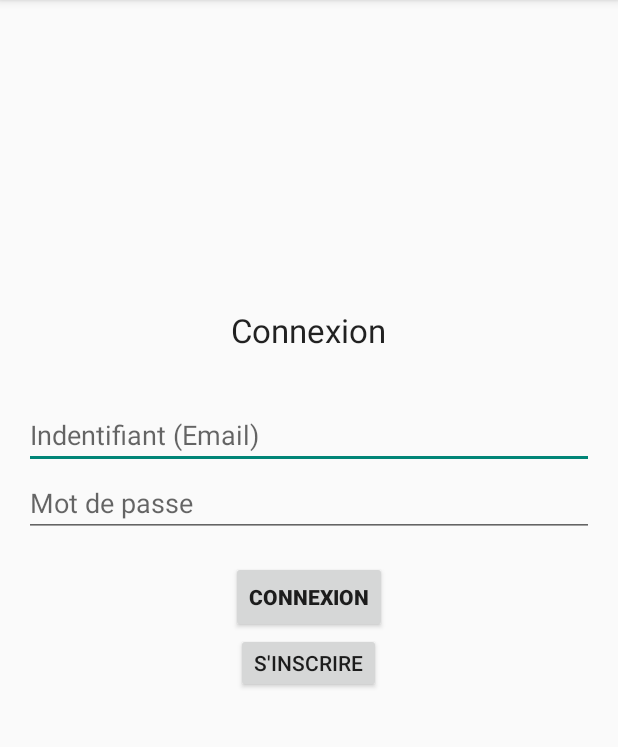
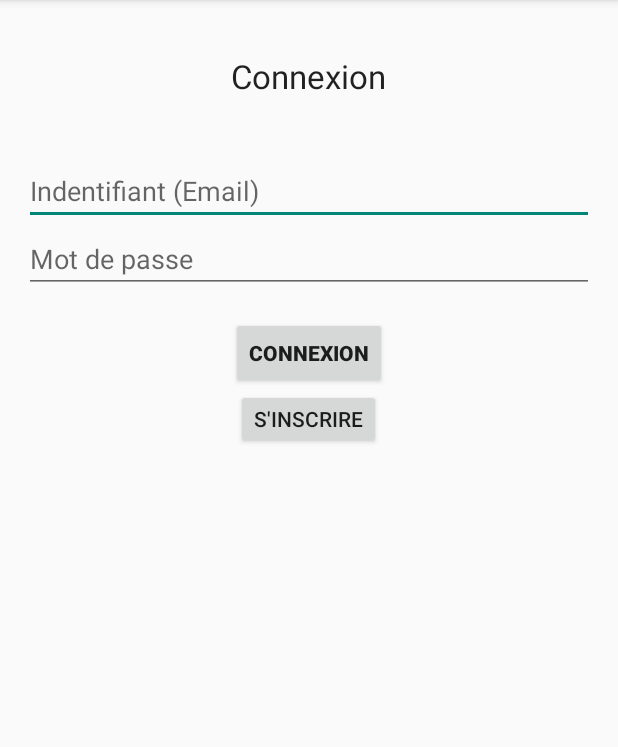
Before and after one commit to JonathanLavoie/CoCar, an Android app: the screen it shows after launch (Login), on a phone screen of 412 x 824 dp, the part 84-831 px from its top. Run offline under Robolectric (Android 15) with nearby library versions, the phone set to English and light mode, and no system bars.

Commit message:
Tout les classes pour la connexion et rester connecter

```diff
--- a/app/src/main/java/com/jg/jl/tpmobile/cocar/cocar/DBHelper.java
+++ b/app/src/main/java/com/jg/jl/tpmobile/cocar/cocar/DBHelper.java
@@ -12,7 +12,7 @@ public class DBHelper  extends SQLiteOpenHelper {
     //version number to upgrade database version
     //each time if you Add, Edit table, you need to change the
     //version number.
-    private static final int DATABASE_VERSION = 4;
+    private static final int DATABASE_VERSION = 1;
 
     // Database Name
     private static final String DATABASE_NAME = "CoCar.db";
--- a/app/src/main/java/com/jg/jl/tpmobile/cocar/cocar/Util.java
+++ b/app/src/main/java/com/jg/jl/tpmobile/cocar/cocar/Util.java
@@ -10,6 +10,7 @@ import java.util.Formatter;
  */
 public class Util {
 
+    // Méthode pour encrypter le mot de passe
     public static String encryptPassword(String password)
     {
         String sha1 = "";
@@ -31,6 +32,7 @@ public class Util {
         return sha1;
     }
 
+    // Méthode pour changé la chaine de charactere en hexadeciaml
     private static String byteToHex(final byte[] hash)
     {
         Formatter formatter = new Formatter();
--- a/app/src/main/res/layout/activity_login.xml
+++ b/app/src/main/res/layout/activity_login.xml
@@ -3,7 +3,6 @@
     xmlns:tools="http://schemas.android.com/tools"
     android:layout_width="match_parent"
     android:layout_height="match_parent"
-    android:gravity="center|center_horizontal"
     android:orientation="vertical"
     android:paddingBottom="@dimen/activity_vertical_margin"
     android:paddingLeft="@dimen/activity_horizontal_margin"
@@ -13,14 +12,6 @@
     android:weightSum="1"
     android:id="@+id/login">
 
-    <!-- Login progress -->
-    <ProgressBar
-        android:id="@+id/login_progress" style="?android:attr/progressBarStyleLarge"
-        android:layout_width="wrap_content"
-        android:layout_height="wrap_content"
-        android:layout_marginBottom="8dp"
-        android:visibility="gone" />
-
     <TextView
         android:layout_width="wrap_content"
         android:layout_height="wrap_content"
@@ -28,7 +19,8 @@
         android:text="@string/txt_connexion"
         android:id="@+id/textView"
         android:layout_gravity="center_horizontal"
-        android:layout_weight="0.08" />
+        android:layout_weight="0.08"
+        android:layout_marginTop="20dp" />
 
     <AutoCompleteTextView
         android:id="@+id/email"
@@ -69,20 +61,4 @@
         android:layout_gravity="center_horizontal"
         android:onClick="inscriptionActivity" />
 
-    <ScrollView
-        android:id="@+id/login_form"
-        android:layout_width="match_parent"
-        android:layout_height="wrap_content"
-        android:fillViewport="false"
-        android:layout_marginTop="100dp">
-
-        <LinearLayout
-            android:id="@+id/email_login_form"
-            android:layout_width="match_parent"
-            android:layout_height="wrap_content"
-            android:orientation="vertical">
-
-        </LinearLayout>
-    </ScrollView>
-
 </LinearLayout>
```
Also changed, not shown: app/src/main/java/com/jg/jl/tpmobile/cocar/cocar/SessionManager.java (added, +91 -0 lines), app/src/main/java/com/jg/jl/tpmobile/cocar/cocar/User.java (+21 -1 lines).
